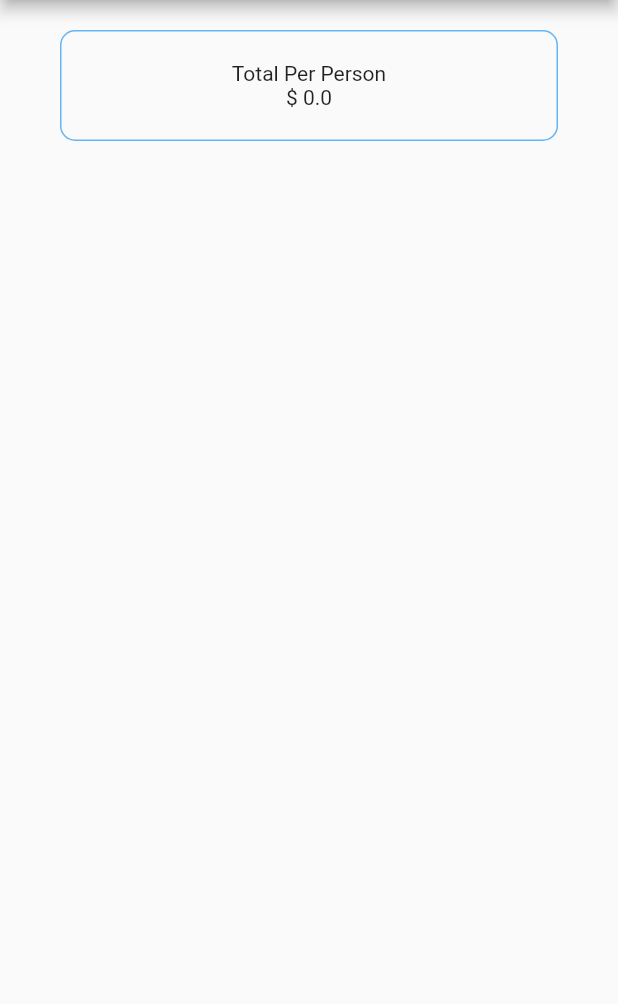
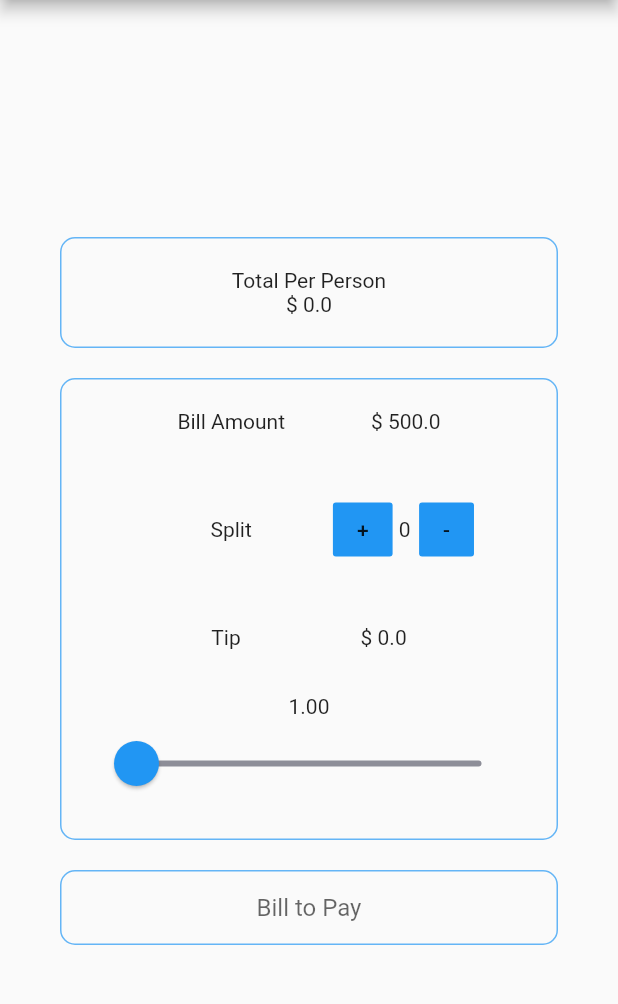
Before and after one commit to kulloveth/TipsCalculator, a Flutter app: the screen it shows after launch, on a phone screen of 412 x 824 dp, the part 84-1088 px from its top. Run offline on Flutter 3.47's test engine with Material 2 defaults, Android fonts, the phone set to English and light mode, and no system bars; our stand-ins replace font_awesome_flutter.

Commit message:
complete ui

```diff
--- /dev/null
+++ b/lib/round_icon.dart
@@ -0,0 +1,24 @@
+import 'package:flutter/material.dart';
+
+class RoundIconButton extends StatelessWidget {
+  RoundIconButton({@required this.icon, @required this.onPressed});
+
+  final IconData icon;
+  final Function onPressed;
+
+  @override
+  Widget build(BuildContext context) {
+    return RawMaterialButton(
+      elevation: 0.0,
+      child: Icon(icon),
+      onPressed: onPressed,
+      constraints: BoxConstraints.tightFor(
+        width: 30.0,
+        height: 30.0,
+      ),
+      shape: CircleBorder(
+      ),
+      fillColor: Color(0xFF4C4F5E),
+    );
+  }
+}
--- a/lib/tips_page.dart
+++ b/lib/tips_page.dart
@@ -1,4 +1,8 @@
+import 'package:flutter/cupertino.dart';
 import 'package:flutter/material.dart';
+import 'package:flutter/services.dart';
+import 'package:font_awesome_flutter/font_awesome_flutter.dart';
+import 'round_icon.dart';
 
 class TipsCalculator extends StatefulWidget {
   TipsCalculator({this.title});
@@ -10,7 +14,17 @@ class TipsCalculator extends StatefulWidget {
 }
 
 class _TipsCalculatorState extends State<TipsCalculator> {
+  final double tipPerPerson = 0.0;
   final double tip = 0.0;
+  final double billAmount = 500.0;
+  final int splitValue = 0;
+  double _sliderValue = 1.0;
+
+  void _refreshSlider(double newValue) {
+    setState(() {
+      _sliderValue = newValue;
+    });
+  }
 
   @override
   Widget build(BuildContext context) {
@@ -21,18 +35,125 @@ class _TipsCalculatorState extends State<TipsCalculator> {
       ),
       body: Container(
         child: Center(
-          child: Column(
-            crossAxisAlignment: CrossAxisAlignment.stretch,
+          child: Wrap(
             children: [
+              Center(
+                child: Container(
+                  width: double.infinity,
+                  decoration: BoxDecoration(
+                    border: Border.all(color: Colors.blue.shade300),
+                    borderRadius: BorderRadius.all(Radius.circular(10)),
+                  ),
+                  padding: EdgeInsets.all(20.0),
+                  margin: EdgeInsets.only(top: 20.0, left: 40.0, right: 40.0),
+                  child: Column(
+                    children: [Text('Total Per Person'), Text('\$ $tipPerPerson')],
+                  ),
+                ),
+              ),
               Container(
                 decoration: BoxDecoration(
                   border: Border.all(color: Colors.blue.shade300),
                   borderRadius: BorderRadius.all(Radius.circular(10)),
                 ),
                 padding: EdgeInsets.all(20.0),
+                margin: EdgeInsets.only(top: 20.0, left: 40.0, right: 40.0),
+                child: Column(
+                  mainAxisAlignment: MainAxisAlignment.spaceEvenly,
+                  children: [
+                    Row(
+                      mainAxisAlignment: MainAxisAlignment.spaceEvenly,
+                      children: [Text('Bill Amount'), Text('\$ $billAmount')],
+                    ),
+                    SizedBox(
+                      height: 40.0,
+                    ),
+                    Row(
+                      mainAxisAlignment: MainAxisAlignment.center,
+                      children: [Padding(
+                        padding: const EdgeInsets.only(left:50.0),
+                        child: Text('Split'),
+                      ),
+                        Row(
+                          mainAxisAlignment: MainAxisAlignment.spaceEvenly,
+                          children: [
+                            SizedBox(width: 50.0,),
+                            FlatButton(
+                              color: Colors.blue,
+                              minWidth: 0,
+                              child:Text('+'),
+                                onPressed: () {
+                                  setState(() {
+                                  });
+                                }),
+                          ],
+                        ),
+                        Text('$splitValue'),
+                        FlatButton(
+                          color:Colors.blue,
+                          minWidth: 0,
+                            child:Text('-'),
+                            onPressed: () {
+                              setState(() {
+                              });
+                            }),],
+
+                    ),
+                    SizedBox(
+                      height: 40.0,
+                    ),
+                    Row(
+                      mainAxisAlignment: MainAxisAlignment.spaceEvenly,
+                      children: [Flexible(child: Text('Tip')),
+                        Center(child: Text(
+                            '\$ $tip',textAlign: TextAlign.center,))],
+                    ),
+                    SizedBox(
+                      height: 30.0,
+                    ),
+                    SliderTheme(
+                      data: SliderTheme.of(context).copyWith(
+                        inactiveTrackColor: Color(0xFF8D8E98),
+                        activeTrackColor: Colors.blue,
+                        thumbColor: Colors.blue,
+                        overlayColor: Color(0x29EB1555),
+                        valueIndicatorColor: Colors.blue,
+                        thumbShape:
+                        RoundSliderThumbShape(enabledThumbRadius: 15.0),
+                        overlayShape:
+                        RoundSliderOverlayShape(overlayRadius: 30.0),
+                      ),
+                      child: Column(
+                        children: [
+                          Text(_sliderValue.toStringAsFixed(2)),
+                          Slider(
+                            value: _sliderValue,
+                            onChanged: _refreshSlider,
+                            min: 1.0,
+                            max: 10.0,
+                          ),
+                        ],
+                      ),
+                    ),
+                  ],
+                ),
+              ),
+              Container(
                 margin: EdgeInsets.only(top: 20.0,left: 40.0,right: 40.0),
-                child: Column(
-                  children: [Text('Total Per Person'), Text('\$ $tip')],
+                decoration: BoxDecoration(
+                  border: Border.all(color: Colors.blue.shade300),
+                  borderRadius: BorderRadius.all(Radius.circular(10)),
+                ),
+                child: TextField(
+                  textAlign: TextAlign.center,
+                  keyboardType: TextInputType.number,
+                    inputFormatters: <TextInputFormatter>[
+                      FilteringTextInputFormatter.digitsOnly
+                    ],
+                  decoration: InputDecoration(
+                      border: InputBorder.none,
+                      hintText: 'Bill to Pay'
+                  ),
                 ),
               )
             ],
--- a/pubspec.yaml
+++ b/pubspec.yaml
@@ -28,6 +28,7 @@ dependencies:
   # The following adds the Cupertino Icons font to your application.
   # Use with the CupertinoIcons class for iOS style icons.
   cupertino_icons: ^1.0.1
+  font_awesome_flutter: ^8.4.0
 
 dev_dependencies:
   flutter_test:
```
Also changed, not shown: pubspec.lock.
